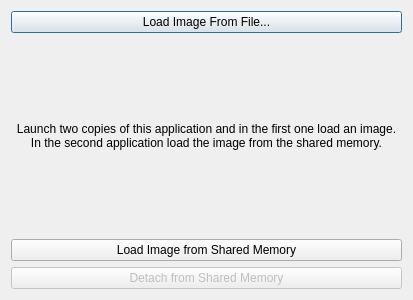
Above: examples/ipc/sharedmemory/dialog.ui from arnt/qt-history2 before the change. Below: the same form after it.
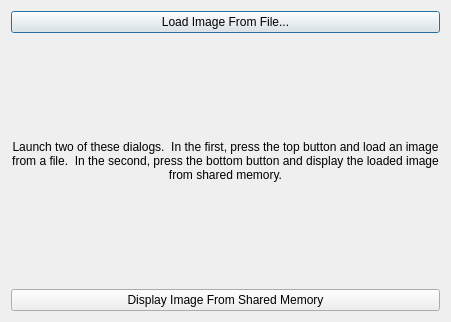
That is the form after the change.

Commit message:
Fixes:    doc: Changes to the shared memory example.
[git-p4: depot-paths = "//depot/qt/main/": change = 271578]

```diff
--- a/examples/ipc/sharedmemory/dialog.ui
+++ b/examples/ipc/sharedmemory/dialog.ui
@@ -5,8 +5,8 @@
    <rect>
     <x>0</x>
     <y>0</y>
-    <width>413</width>
-    <height>300</height>
+    <width>451</width>
+    <height>322</height>
    </rect>
   </property>
   <property name="windowTitle" >
@@ -23,7 +23,7 @@
    <item row="1" column="0" >
     <widget class="QLabel" name="label" >
      <property name="text" >
-      <string>Launch two copies of this application and in the first one load an image. In the second application load the image from the shared memory.</string>
+      <string>Launch two of these dialogs.  In the first, press the top button and load an image from a file.  In the second, press the bottom button and display the loaded image from shared memory.</string>
      </property>
      <property name="alignment" >
       <set>Qt::AlignCenter</set>
@@ -36,17 +36,7 @@
    <item row="2" column="0" >
     <widget class="QPushButton" name="loadFromSharedMemoryButton" >
      <property name="text" >
-      <string>Load Image from Shared Memory</string>
-     </property>
-    </widget>
-   </item>
-   <item row="3" column="0" >
-    <widget class="QPushButton" name="detachButton" >
-     <property name="enabled" >
-      <bool>false</bool>
-     </property>
-     <property name="text" >
-      <string>Detach from Shared Memory</string>
+      <string>Display Image From Shared Memory</string>
      </property>
     </widget>
    </item>
```
The commit also changes 3 other files.
